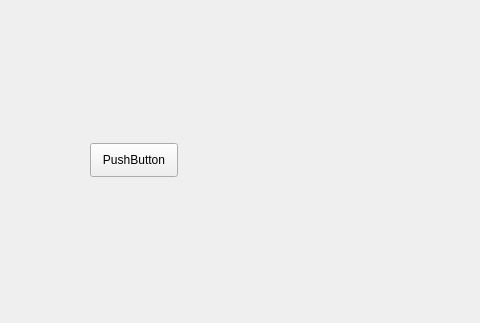
Above: ui/main_window.ui from who8mypnuts/Fractalchemy before the change; both pictures show x 0 to 480 and y 277 to 600 of the 800 by 600 pixel window. Below: the same form after it.
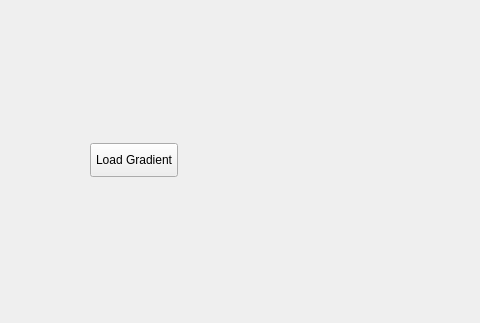
That is the form after the change.

Commit message: wire up main window

What changed in the file:
```diff
--- a/ui/main_window.ui
+++ b/ui/main_window.ui
@@ -34,7 +34,7 @@
      </rect>
     </property>
     <property name="text">
-     <string>PushButton</string>
+     <string>Load Gradient</string>
     </property>
    </widget>
   </widget>
```
Lines whose indentation alone changed are shown as unchanged. The commit also changes 2 other files.
